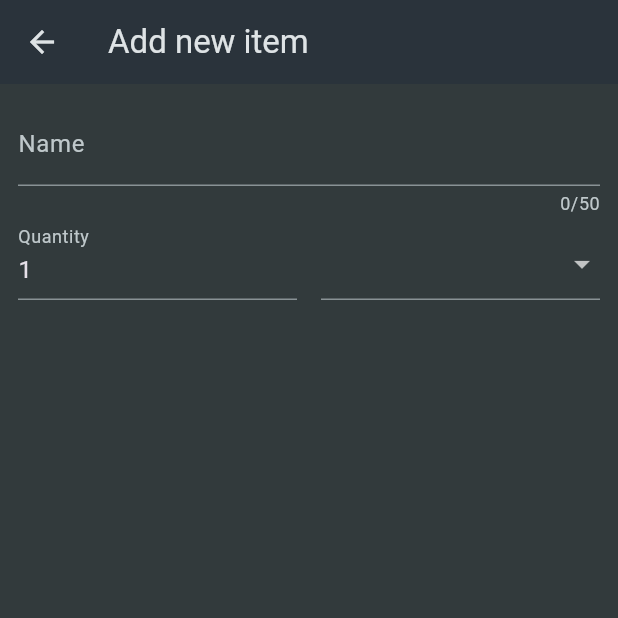
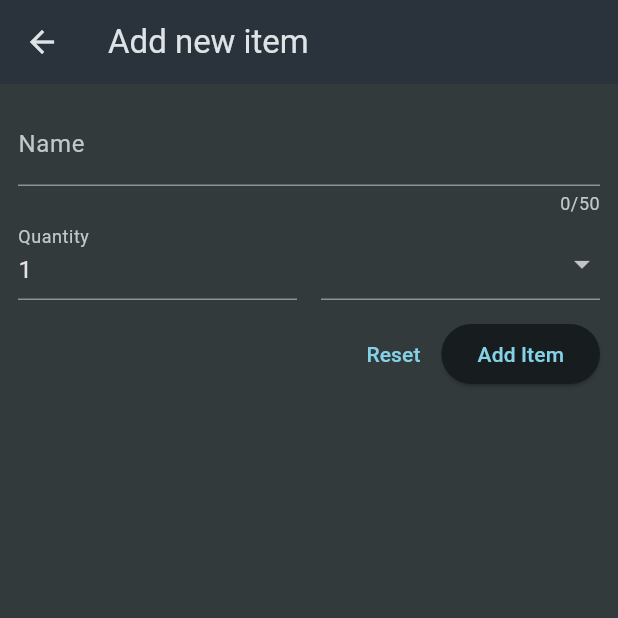
Before and after one commit to IsharaNawa/shopping_list_flutter_app, a Flutter app: the AddNewItemScreen screen opened directly, on a phone screen of 412 x 824 dp, the top half of it. Run offline on Flutter 3.47's test engine with Material 3 defaults, Android fonts, the phone set to English and light mode, and no system bars.

Commit message:
added form validation

```diff
--- a/lib/screens/add_new_item_screen.dart
+++ b/lib/screens/add_new_item_screen.dart
@@ -9,6 +9,12 @@ class AddNewItemScreen extends StatefulWidget {
 }
 
 class _AddNewItemScreenState extends State<AddNewItemScreen> {
+  final _formKey = GlobalKey<FormState>();
+
+  void submitValues() {
+    _formKey.currentState!.validate();
+  }
+
   @override
   Widget build(BuildContext context) {
     return Scaffold(
@@ -16,6 +22,7 @@ class _AddNewItemScreenState extends State<AddNewItemScreen> {
         title: const Text("Add new item"),
       ),
       body: Form(
+        key: _formKey,
         child: Padding(
           padding: const EdgeInsets.all(12.0),
           child: Column(
@@ -25,16 +32,35 @@ class _AddNewItemScreenState extends State<AddNewItemScreen> {
                 decoration: const InputDecoration(
                   label: Text("Name"),
                 ),
-                validator: (value) => "",
+                validator: (value) {
+                  if (value == null ||
+                      value.isEmpty ||
+                      value.length <= 1 ||
+                      value.length > 50) {
+                    return "Must be a valid name with 0 to 50 characters!";
+                  }
+                  return null;
+                },
               ),
               Row(
                 crossAxisAlignment: CrossAxisAlignment.end,
                 children: [
                   Expanded(
                     child: TextFormField(
-                      decoration:
-                          const InputDecoration(label: Text("Quantity")),
+                      keyboardType: TextInputType.number,
+                      decoration: const InputDecoration(
+                        label: Text("Quantity"),
+                      ),
                       initialValue: "1",
+                      validator: (value) {
+                        if (value == null ||
+                            value.isEmpty ||
+                            int.tryParse(value) == null ||
+                            int.tryParse(value)! < 0) {
+                          return "Must be a valid positive number!";
+                        }
+                        return null;
+                      },
                     ),
                   ),
                   const SizedBox(
@@ -66,6 +92,24 @@ class _AddNewItemScreenState extends State<AddNewItemScreen> {
                   ))
                 ],
               ),
+              const SizedBox(
+                height: 12,
+              ),
+              Row(
+                mainAxisAlignment: MainAxisAlignment.end,
+                children: [
+                  TextButton(
+                    onPressed: () {
+                      _formKey.currentState!.reset();
+                    },
+                    child: const Text("Reset"),
+                  ),
+                  ElevatedButton(
+                    onPressed: submitValues,
+                    child: const Text("Add Item"),
+                  )
+                ],
+              )
             ],
           ),
         ),
```
